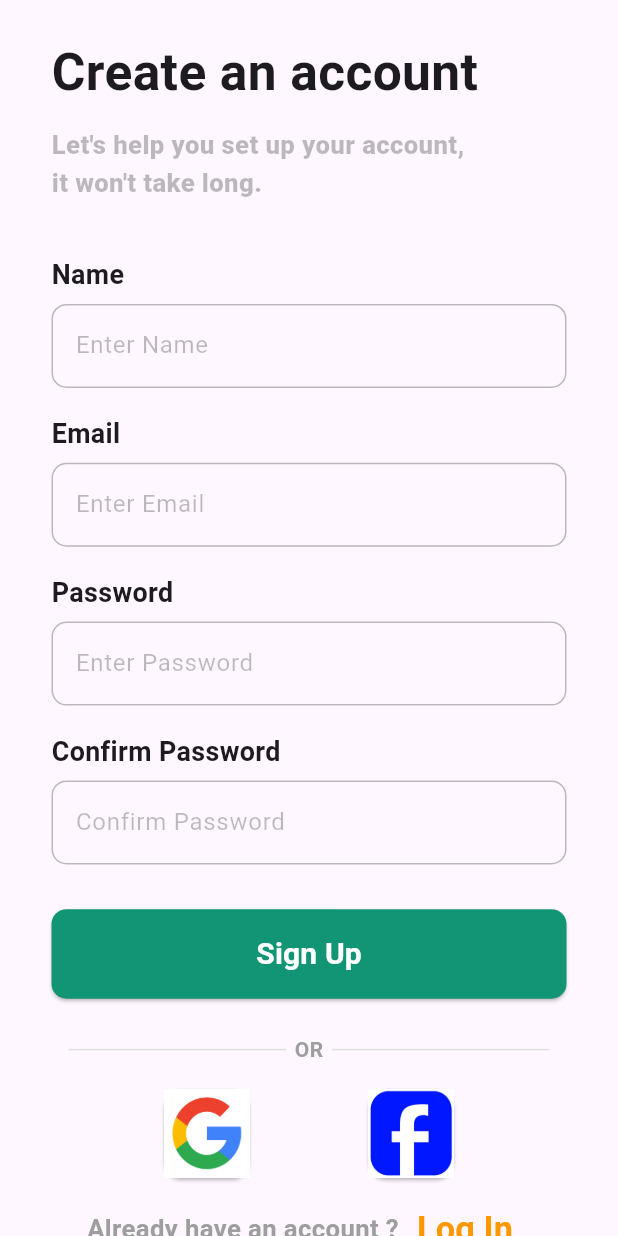
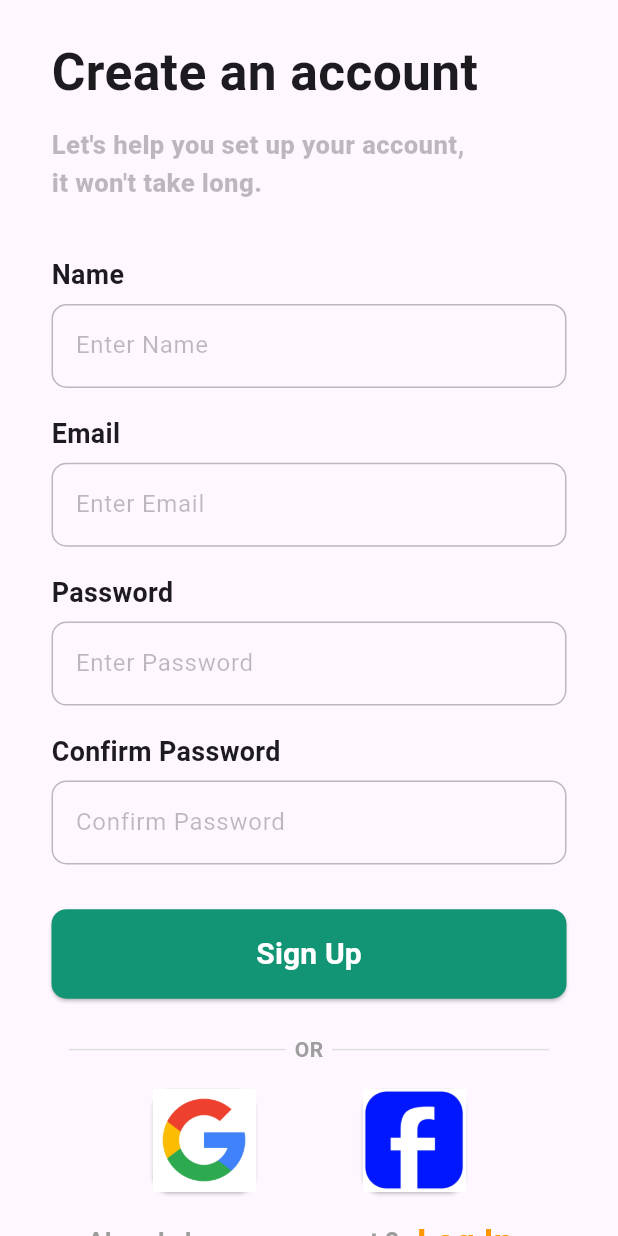
Before and after one commit to Nidhin-K-R/meal_magic_recipe_app, a Flutter app: the screen it shows after launch, on a phone screen of 412 x 824 dp. Run offline on Flutter 3.47's test engine with Material 3 defaults, Android fonts, the phone set to English and light mode, and no system bars; our stand-ins replace flutter_screenutil.

Commit message:
responsive_widget

```diff
--- a/lib/features/authentication/presentation/widgets/custom_widgets.dart
+++ b/lib/features/authentication/presentation/widgets/custom_widgets.dart
@@ -49,8 +49,8 @@ class CustomWidgets {
         child: Image.asset(
           "assets/images/auth_screen/google.jpeg",
           fit: BoxFit.fill,
-          height: 50.h,
-          width: 50.w,
+          height: 60.r,
+          width: 60.r,
         ),
       ),
     );
@@ -63,8 +63,8 @@ class CustomWidgets {
         child: Image.asset(
           "assets/images/auth_screen/facebook.jpeg",
           fit: BoxFit.fill,
-          height: 50.h,
-          width: 50.w,
+          height: 60.r,
+          width: 60.r,
         ),
       ),
     );
```
